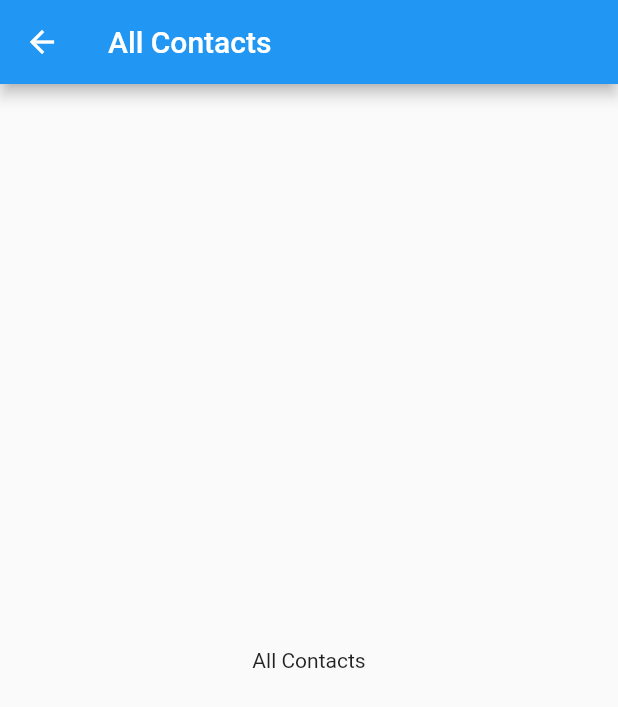
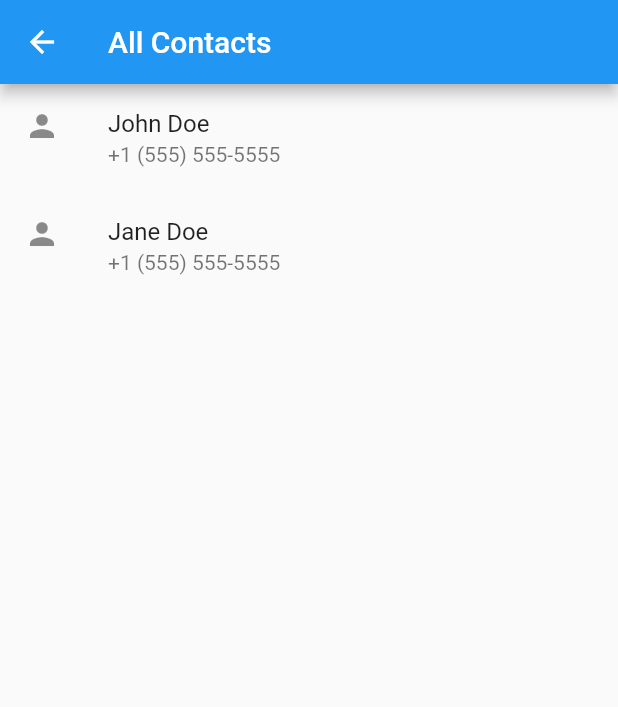
Before and after one commit to Brian1011/flutter_simple_phone_book_local_storage, a Flutter app: the AllContactsScreen screen opened directly, on a phone screen of 412 x 824 dp. Shown: the top 707 px of the screen. Run offline on Flutter 3.47's test engine with Material 2 defaults, Android fonts, the phone set to English and light mode, and no system bars.

Commit message:
display contacts

```diff
--- a/lib/screens/contacts_screen.dart
+++ b/lib/screens/contacts_screen.dart
@@ -11,12 +11,22 @@ class _AllContactsScreenState extends State<AllContactsScreen> {
   @override
   Widget build(BuildContext context) {
     return Scaffold(
-      appBar: AppBar(
-        title: const Text('All Contacts'),
-      ),
-      body: const Center(
-        child: Text('All Contacts'),
-      ),
-    );
+        appBar: AppBar(
+          title: const Text('All Contacts'),
+        ),
+        body: ListView(
+          children: const [
+            ListTile(
+              leading: Icon(Icons.person),
+              title: Text('John Doe'),
+              subtitle: Text('+1 (555) 555-5555'),
+            ),
+            ListTile(
+              leading: Icon(Icons.person),
+              title: Text('Jane Doe'),
+              subtitle: Text('+1 (555) 555-5555'),
+            ),
+          ],
+        ));
   }
 }
```
